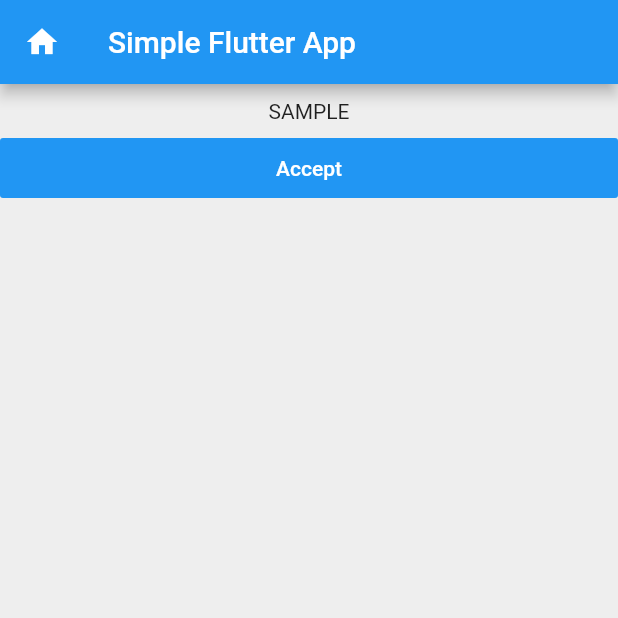
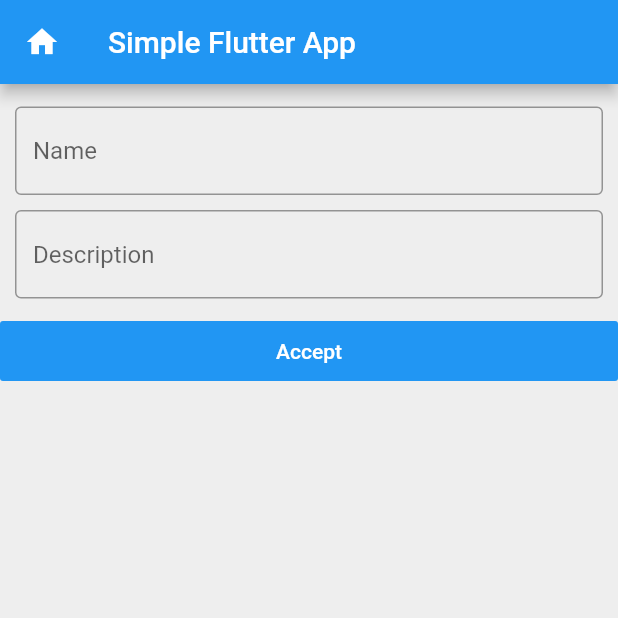
Before and after one commit to cortiz37/flutter_springboot, a Flutter app: the FormElements screen opened by its route, on a phone screen of 412 x 824 dp, the top half of it. Run offline on Flutter 3.47's test engine with Material 2 defaults, Android fonts, the phone set to English and light mode, and no system bars; network calls fail.

Commit message:
name & description inputs.

```diff
--- a/flutter_ui/lib/routes/form_elements.dart
+++ b/flutter_ui/lib/routes/form_elements.dart
@@ -13,6 +13,27 @@ class _FormElements extends State<FormElements> {
   final GlobalKey<FormState> _formKey = GlobalKey<FormState>();
 
   Widget _buildForm(BuildContext context) {
+    var controls = [
+      Padding(
+        padding: EdgeInsets.symmetric(vertical: 5),
+        child: TextFormField(
+          decoration: InputDecoration(
+            hintText: 'Name',
+            border: OutlineInputBorder(borderRadius: BorderRadius.circular(4)),
+          ),
+        ),
+      ),
+      Padding(
+        padding: EdgeInsets.symmetric(vertical: 5),
+        child: TextFormField(
+          decoration: InputDecoration(
+            hintText: 'Description',
+            border: OutlineInputBorder(borderRadius: BorderRadius.circular(4)),
+          ),
+        ),
+      ),
+    ];
+
     return Form(
       child: Column(
         mainAxisSize: MainAxisSize.min,
@@ -23,7 +44,7 @@ class _FormElements extends State<FormElements> {
               key: _formKey,
               child: Column(
                 crossAxisAlignment: CrossAxisAlignment.start,
-                children: [Text('SAMPLE')],
+                children: controls,
               ),
             ),
           ),
```
